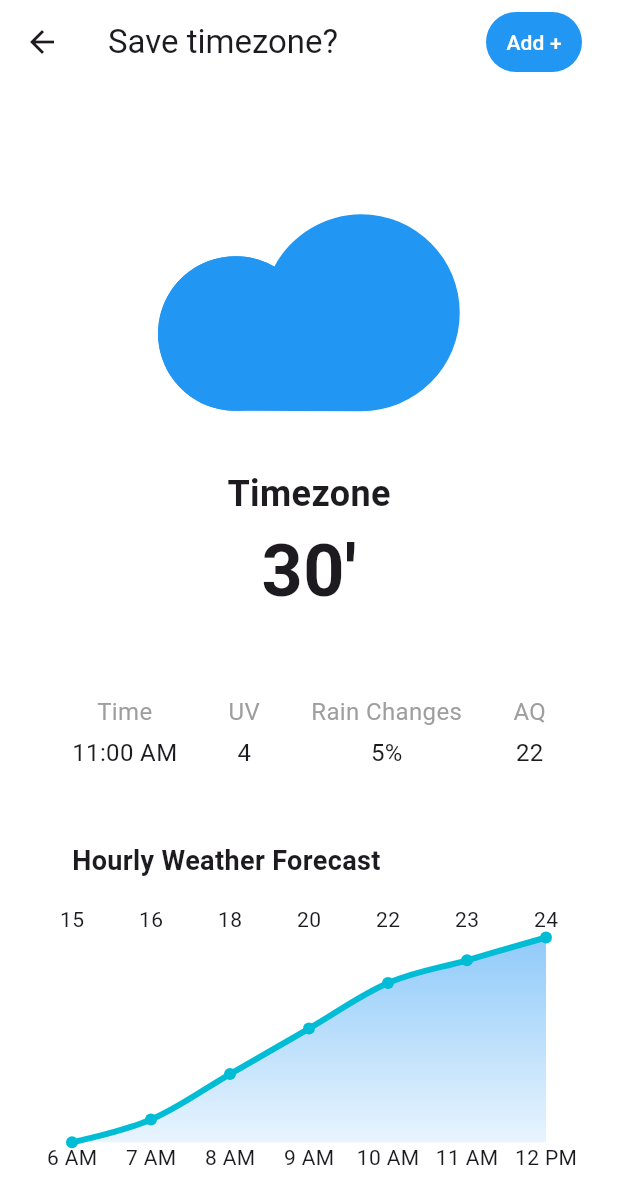
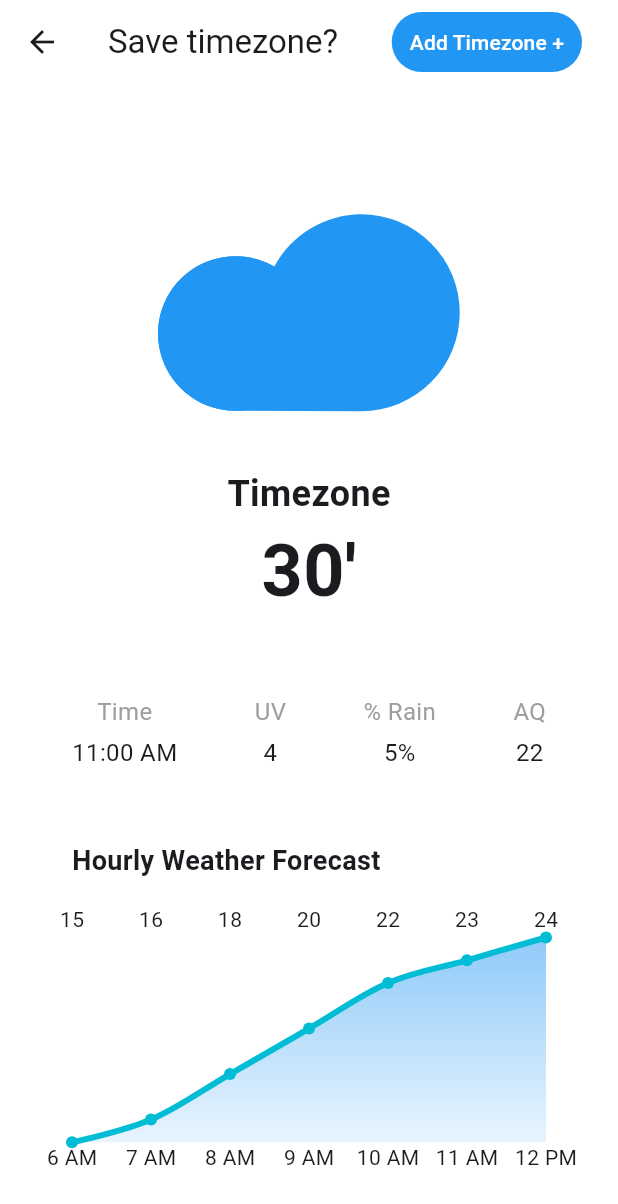
Before and after one commit to fn-faisal/flutter-weather, a Flutter app: the TimezonePageTemplate screen opened directly, on a phone screen of 412 x 824 dp. Shown: the top 1204 px of the screen. Run offline on Flutter 3.47's test engine with Material 3 defaults, Android fonts, the phone set to English and light mode, and no system bars; drawn by our look-alikes of fl_chart; our stand-ins replace carousel_slider, dio, dots_indicator, flutter_dotenv, flutter_svg, retrofit and 1 more; missing offline and left inert: debounce_throttle; accounts and stored records are empty; generated files the repository leaves out were written again.

Commit message:
Localization

```diff
--- a/lib/presentation/organism/forecast_list_item.dart
+++ b/lib/presentation/organism/forecast_detail.dart
@@ -1,47 +1,47 @@
 import 'package:flutter/material.dart';
-import 'package:flutter_svg/svg.dart';
 import 'package:weather_app/presentation/molecules/forecast_card.dart';
 import 'package:weather_app/presentation/molecules/forecast_hourly_chart.dart';
 import 'package:weather_app/presentation/molecules/forecast_info_item.dart';
 import 'package:weather_app/utils/sizes.dart';
+import 'package:flutter_gen/gen_l10n/app_localizations.dart';
 
-class ForecastListItem extends StatelessWidget {
-  const ForecastListItem({super.key});
+class ForecastDetail extends StatelessWidget {
+  const ForecastDetail({super.key});
 
   @override
   Widget build(BuildContext context) {
-    return const SingleChildScrollView(
+    return SingleChildScrollView(
       child: Column(
         children: [
-          ForecastCard(),
-          SizedBox(
+          const ForecastCard(),
+          const SizedBox(
             height: Sizes.xl,
           ),
           Row(
             mainAxisAlignment: MainAxisAlignment.spaceBetween,
             children: [
               ForecastInfoItem(
-                label: 'Time',
+                label: AppLocalizations.of(context)!.lbl_txt_time,
                 value: '11:00 AM'
               ),
               ForecastInfoItem(
-                label: 'UV',
+                label: AppLocalizations.of(context)!.lbl_txt_uv,
                 value: '4'
               ),
               ForecastInfoItem(
-                label: 'Rain Changes',
+                label: AppLocalizations.of(context)!.lbl_txt_rain_percentage,
                 value: '5%'
               ),
               ForecastInfoItem(
-                label: 'AQ',
+                label: AppLocalizations.of(context)!.lbl_txt_aq,
                 value: '22'
               ),
             ],
           ),
-          SizedBox(
+          const SizedBox(
             height: Sizes.xl,
           ),
-          ForecastHourlyChart()
+          const ForecastHourlyChart()
         ]
       ),
     );
--- a/lib/presentation/organism/forecast_list_slider.dart
+++ b/lib/presentation/organism/forecast_list_slider.dart
@@ -3,7 +3,7 @@ import 'dart:developer';
 import 'package:carousel_slider/carousel_slider.dart';
 import 'package:dots_indicator/dots_indicator.dart';
 import 'package:flutter/material.dart';
-import 'package:weather_app/presentation/organism/forecast_list_item.dart';
+import 'package:weather_app/presentation/organism/forecast_detail.dart';
 import 'package:weather_app/utils/get_screen_size.dart';
 import 'package:weather_app/utils/sizes.dart';
 
@@ -55,7 +55,7 @@ class _ForecastListSliderState extends State<ForecastListSlider> {
                 padding: const EdgeInsets.symmetric(
                   horizontal: Sizes.lg * 1.75
                 ),
-                child: const ForecastListItem()
+                child: const ForecastDetail()
               )
             )
           ).toList(),
--- a/lib/presentation/templates/home_page_template.dart
+++ b/lib/presentation/templates/home_page_template.dart
@@ -1,6 +1,5 @@
 import 'dart:developer';
 
-import 'package:carousel_slider/carousel_slider.dart';
 import 'package:flutter/material.dart';
 import 'package:weather_app/presentation/molecules/weather_search_bar.dart';
 import 'package:weather_app/presentation/organism/forecast_list_slider.dart';
--- a/lib/presentation/templates/timezone_page_template.dart
+++ b/lib/presentation/templates/timezone_page_template.dart
@@ -1,6 +1,7 @@
 import 'package:flutter/material.dart';
-import 'package:weather_app/presentation/organism/forecast_list_item.dart';
+import 'package:weather_app/presentation/organism/forecast_detail.dart';
 import 'package:weather_app/utils/sizes.dart';
+import 'package:flutter_gen/gen_l10n/app_localizations.dart';
 
 class TimezonePageTemplate extends StatelessWidget {
   final String appBarTitleText;
@@ -28,7 +29,9 @@ class TimezonePageTemplate extends StatelessWidget {
                 foregroundColor: WidgetStatePropertyAll(Colors.white)
               ),
               onPressed: onSaveTimezone,
-              child: const Text("Add +")
+              child: Text(
+                AppLocalizations.of(context)!.btn_txt_add_timezone
+              )
             ),
           )
         ],
@@ -40,7 +43,7 @@ class TimezonePageTemplate extends StatelessWidget {
               vertical: Sizes.md,
               horizontal: Sizes.xl
             ),
-            child: ForecastListItem(),
+            child: ForecastDetail(),
           ),
         ],
       ),
```
Also changed, not shown: lib/locale/app_en.arb (+21 -1 lines).
